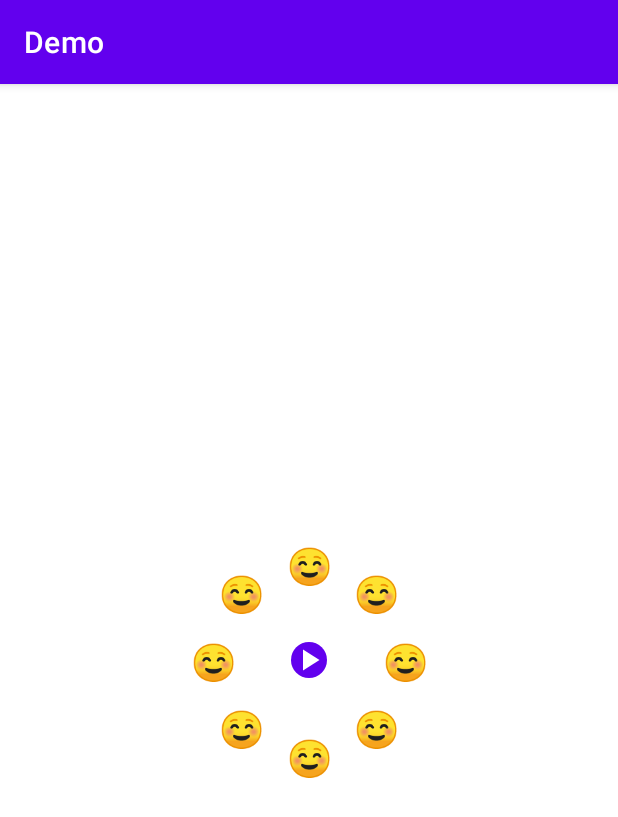
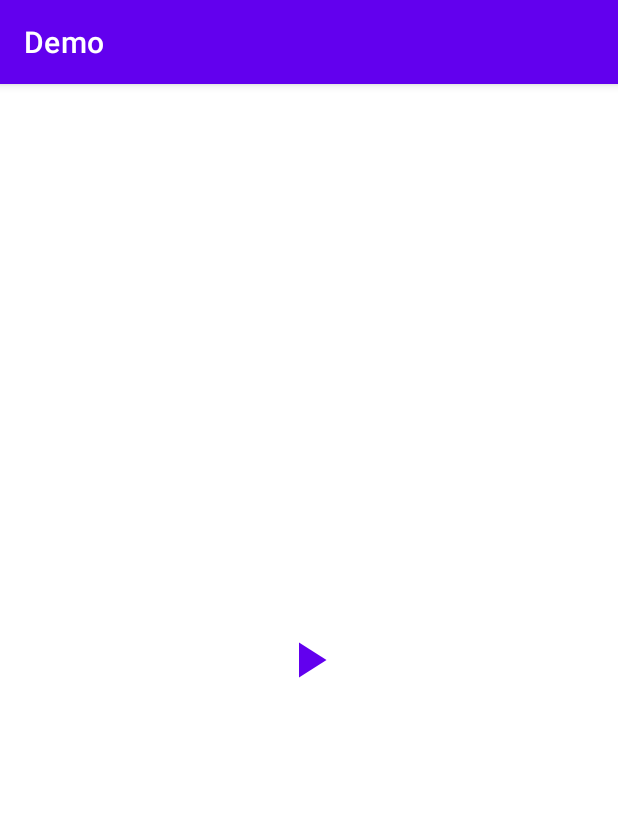
Before and after one commit to Kruna1Pate1/simform-android, an Android app: the fragment CircularFragment shown on its own in the app's theme, on a phone screen of 412 x 824 dp. Shown: the top 817 px of the screen. Run offline under Robolectric (Android 15) with nearby library versions, the phone set to English and light mode, and no system bars.

Commit message:
Add: Constraint layout
- Relatively
- Circular
- Chain
- Bias
- Weight
- Guideline
- Barrier

```diff
--- a/Demo/app/src/main/java/com/krunal/demo/UIComponentsActivity.kt
+++ b/Demo/app/src/main/java/com/krunal/demo/UIComponentsActivity.kt
@@ -14,6 +14,7 @@ import com.krunal.demo.uicomponents.RadioFragment
 import com.krunal.demo.uicomponents.SnackBarFragment
 import com.krunal.demo.uicomponents.TabLayoutFragment
 import com.krunal.demo.uicomponents.ToastFragment
+import com.krunal.demo.uicomponents.constraintLayouts.CircularFragment
 
 class UIComponentsActivity : AppCompatActivity() {
     override fun onCreate(savedInstanceState: Bundle?) {
@@ -24,7 +25,7 @@ class UIComponentsActivity : AppCompatActivity() {
 
     private fun setupFragment() {
         supportFragmentManager.beginTransaction()
-            .replace(R.id.uiComponentsFragment, FrameLayoutFragment())
+            .replace(R.id.uiComponentsFragment, CircularFragment())
             .commit()
     }
 }
--- /dev/null
+++ b/Demo/app/src/main/java/com/krunal/demo/uicomponents/constraintLayouts/ChainBiasFragment.kt
@@ -0,0 +1,5 @@
+package com.krunal.demo.uicomponents.constraintLayouts
+
+import androidx.fragment.app.Fragment
+
+class ChainBiasFragment : Fragment()
--- a/Demo/app/src/main/java/com/krunal/demo/uicomponents/constraintLayouts/CircularFragment.kt
+++ b/Demo/app/src/main/java/com/krunal/demo/uicomponents/constraintLayouts/CircularFragment.kt
@@ -1,6 +1,32 @@
 package com.krunal.demo.uicomponents.constraintLayouts
 
+import android.os.Bundle
+import android.view.LayoutInflater
+import android.view.View
+import android.view.ViewGroup
 import androidx.fragment.app.Fragment
 import com.krunal.demo.R
+import com.krunal.demo.databinding.FragmentClCircularBinding
 
-class CircularFragment : Fragment(R.layout.fragment_cl_circular)
+class CircularFragment : Fragment(R.layout.fragment_cl_circular) {
+
+    private lateinit var binding: FragmentClCircularBinding
+
+    override fun onCreateView(
+        inflater: LayoutInflater, container: ViewGroup?, savedInstanceState: Bundle?
+    ): View {
+        binding = FragmentClCircularBinding.inflate(layoutInflater)
+        return binding.root
+    }
+
+    override fun onViewCreated(view: View, savedInstanceState: Bundle?) {
+        super.onViewCreated(view, savedInstanceState)
+        setupUI()
+    }
+
+    private fun setupUI() {
+        binding.imgBtnMain.setOnCheckedChangeListener { _, isChecked ->
+            binding.groupEmojis.visibility = if (isChecked) View.VISIBLE else View.INVISIBLE
+        }
+    }
+}
--- /dev/null
+++ b/Demo/app/src/main/java/com/krunal/demo/uicomponents/constraintLayouts/GuidelineBarrierFragment.kt
@@ -0,0 +1,5 @@
+package com.krunal.demo.uicomponents.constraintLayouts
+
+import androidx.fragment.app.Fragment
+
+class GuidelineBarrierFragment : Fragment()
--- /dev/null
+++ b/Demo/app/src/main/res/drawable/image_toggle.xml
@@ -0,0 +1,5 @@
+<?xml version="1.0" encoding="utf-8"?>
+<selector xmlns:android="http://schemas.android.com/apk/res/android">
+    <item android:drawable="@drawable/ic_pause" android:state_checked="true" />
+    <item android:drawable="@drawable/ic_play" android:state_checked="false" />
+</selector>
--- a/Demo/app/src/main/res/drawable/rounded_image.xml
+++ b/Demo/app/src/main/res/drawable/rounded_image.xml
@@ -2,4 +2,5 @@
 <shape xmlns:android="http://schemas.android.com/apk/res/android"
     android:shape="rectangle">
     <corners android:radius="15dp" />
+
 </shape>
--- a/Demo/app/src/main/res/layout/activity_main.xml
+++ b/Demo/app/src/main/res/layout/activity_main.xml
@@ -12,7 +12,7 @@
         android:layout_width="wrap_content"
         android:layout_height="wrap_content"
         android:text="@string/current_time"
-        android:textSize="24sp"
+        android:textSize="40sp"
         app:layout_constraintBottom_toBottomOf="parent"
         app:layout_constraintEnd_toEndOf="parent"
         app:layout_constraintStart_toStartOf="parent"
--- a/Demo/app/src/main/res/layout/fragment_cl_circular.xml
+++ b/Demo/app/src/main/res/layout/fragment_cl_circular.xml
@@ -6,93 +6,114 @@
     android:layout_height="match_parent"
     tools:context=".uicomponents.constraintLayouts.CircularFragment">
 
-    <ImageButton
+    <ToggleButton
         android:id="@+id/imgBtnMain"
-        android:layout_width="wrap_content"
-        android:layout_height="wrap_content"
-        android:background="@drawable/rounded_image"
+        android:layout_width="40dp"
+        android:layout_height="0dp"
+        app:layout_constraintDimensionRatio="1:1"
+        android:background="@drawable/image_toggle"
+        android:textOn=""
+        android:textOff=""
         android:backgroundTint="?attr/colorPrimary"
-        android:src="@drawable/ic_play"
         app:layout_constraintBottom_toBottomOf="parent"
         app:layout_constraintEnd_toEndOf="parent"
         app:layout_constraintStart_toStartOf="parent"
-        app:layout_constraintTop_toTopOf="parent" />
+        app:layout_constraintTop_toTopOf="parent"
+        android:contentDescription="@string/toggle_emoji" />
 
     <TextView
+        android:id="@+id/tv1"
         android:layout_width="wrap_content"
         android:layout_height="wrap_content"
         android:text="@string/smile_emoji"
         android:textColor="@color/white"
-        android:textSize="24sp"
+        android:textSize="40sp"
         app:layout_constraintCircle="@id/imgBtnMain"
         app:layout_constraintCircleAngle="0"
-        app:layout_constraintCircleRadius="64dp" />
+        app:layout_constraintCircleRadius="100dp" />
 
     <TextView
+        android:id="@+id/tv2"
         android:layout_width="wrap_content"
         android:layout_height="wrap_content"
-        android:text="@string/smile_emoji"
+        android:text="@string/sad_emoji"
         android:textColor="@color/white"
-        android:textSize="24sp"
+        android:textSize="40sp"
         app:layout_constraintCircle="@id/imgBtnMain"
         app:layout_constraintCircleAngle="45"
-        app:layout_constraintCircleRadius="64dp" />
+        app:layout_constraintCircleRadius="100dp" />
 
     <TextView
+        android:id="@+id/tv3"
         android:layout_width="wrap_content"
         android:layout_height="wrap_content"
-        android:text="@string/smile_emoji"
+        android:text="@string/angry_emoji"
         android:textColor="@color/white"
-        android:textSize="24sp"
+        android:textSize="40sp"
         app:layout_constraintCircle="@id/imgBtnMain"
         app:layout_constraintCircleAngle="90"
-        app:layout_constraintCircleRadius="64dp" />
+        app:layout_constraintCircleRadius="100dp" />
 
     <TextView
+        android:id="@+id/tv4"
         android:layout_width="wrap_content"
         android:layout_height="wrap_content"
-        android:text="@string/smile_emoji"
+        android:text="@string/heart_emoji"
         android:textColor="@color/white"
-        android:textSize="24sp"
+        android:textSize="40sp"
         app:layout_constraintCircle="@id/imgBtnMain"
         app:layout_constraintCircleAngle="135"
-        app:layout_constraintCircleRadius="64dp" />
+        app:layout_constraintCircleRadius="100dp" />
+
     <TextView
+        android:id="@+id/tv5"
         android:layout_width="wrap_content"
         android:layout_height="wrap_content"
-        android:text="@string/smile_emoji"
+        android:text="@string/dragon_emoji"
         android:textColor="@color/white"
-        android:textSize="24sp"
+        android:textSize="40sp"
         app:layout_constraintCircle="@id/imgBtnMain"
         app:layout_constraintCircleAngle="180"
-        app:layout_constraintCircleRadius="64dp" />
+        app:layout_constraintCircleRadius="100dp" />
+
     <TextView
+        android:id="@+id/tv6"
         android:layout_width="wrap_content"
         android:layout_height="wrap_content"
-        android:text="@string/smile_emoji"
+        android:text="@string/fire_emoji"
         android:textColor="@color/white"
-        android:textSize="24sp"
+        android:textSize="40sp"
         app:layout_constraintCircle="@id/imgBtnMain"
         app:layout_constraintCircleAngle="225"
-        app:layout_constraintCircleRadius="64dp" />
+        app:layout_constraintCircleRadius="100dp" />
+
     <TextView
+        android:id="@+id/tv7"
         android:layout_width="wrap_content"
         android:layout_height="wrap_content"
-        android:text="@string/smile_emoji"
+        android:text="@string/melting_face_emoji"
         android:textColor="@color/white"
-        android:textSize="24sp"
+        android:textSize="40sp"
         app:layout_constraintCircle="@id/imgBtnMain"
         app:layout_constraintCircleAngle="270"
-        app:layout_constraintCircleRadius="64dp" />
+        app:layout_constraintCircleRadius="100dp" />
+
     <TextView
+        android:id="@+id/tv8"
         android:layout_width="wrap_content"
         android:layout_height="wrap_content"
-        android:text="@string/smile_emoji"
+        android:text="@string/moon_emoji"
         android:textColor="@color/white"
-        android:textSize="24sp"
+        android:textSize="40sp"
         app:layout_constraintCircle="@id/imgBtnMain"
         app:layout_constraintCircleAngle="315"
-        app:layout_constraintCircleRadius="64dp" />
+        app:layout_constraintCircleRadius="100dp" />
 
+    <androidx.constraintlayout.widget.Group
+        android:id="@+id/groupEmojis"
+        android:layout_width="wrap_content"
+        android:layout_height="wrap_content"
+        app:constraint_referenced_ids="tv1, tv2, tv3, tv4, tv5, tv6, tv7, tv8"
+        android:visibility="invisible"/>
 
 </androidx.constraintlayout.widget.ConstraintLayout>
--- a/Demo/app/src/main/res/layout/fragment_frame_layout.xml
+++ b/Demo/app/src/main/res/layout/fragment_frame_layout.xml
@@ -39,7 +39,7 @@
                 android:layout_width="40dp"
                 android:layout_height="40dp"
                 android:layout_gravity="center_vertical"
-                android:layout_marginHorizontal="64dp"
+                android:layout_marginHorizontal="100dp"
                 android:background="@android:color/transparent"
                 android:scaleType="fitXY"
                 android:src="@drawable/ic_pause"
--- a/Demo/app/src/main/res/values/strings.xml
+++ b/Demo/app/src/main/res/values/strings.xml
@@ -73,5 +73,15 @@
     <string name="heart_emoji">💖</string>
     <string name="dragon_emoji">🐉</string>
     <string name="fire_emoji">🔥</string>
+    <string name="melting_face_emoji">🫠</string>
+    <string name="moon_emoji">🌚</string>
+    <string name="toggle_emoji">Toggle Emoji</string>
+    <string name="after_barrier">After Barrier</string>
+    <string name="button_1">Button 1</string>
+    <string name="button_2">Button 2</string>
+    <string name="button_3">Button 3</string>
+    <string name="button_4">Button 4</string>
+    <string name="button_5">Button 5</string>
+    <string name="button_6">Button 6</string>
 
 </resources>
```
Also changed, not shown: Demo/app/src/main/res/layout/fragment_cl_chain_bias.xml (added, +75 -0 lines), Demo/app/src/main/res/layout/fragment_cl_guideline_barrier.xml (added, +64 -0 lines), Demo/app/src/main/res/layout/fragment_home.xml (+4 -4 lines).
